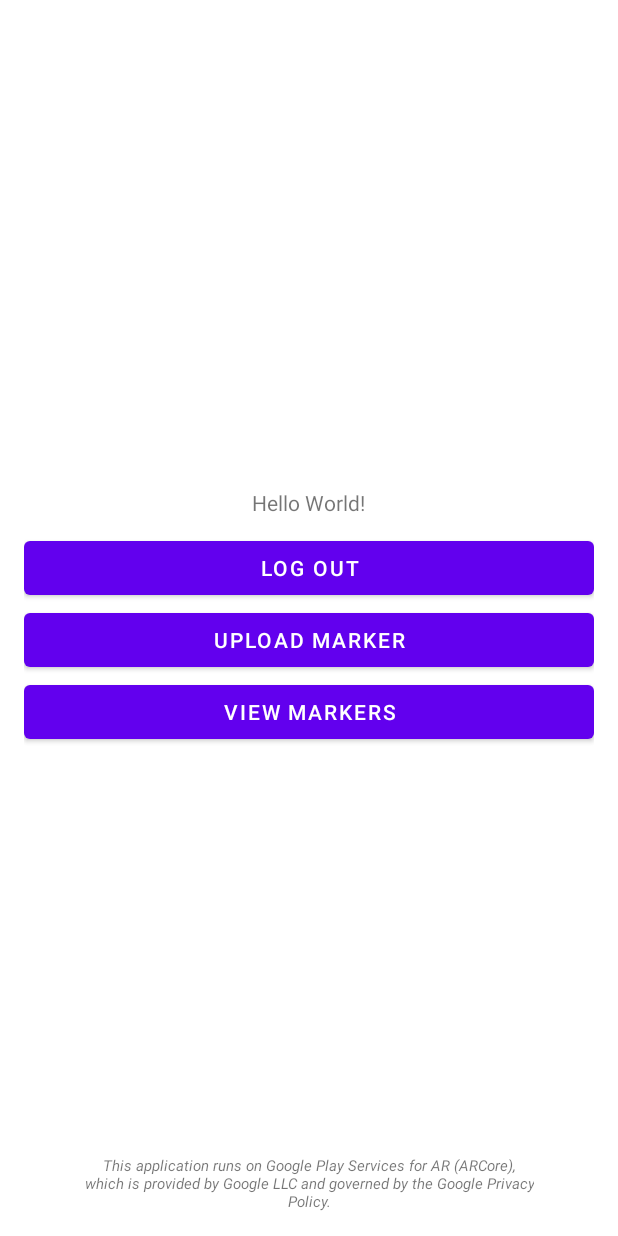
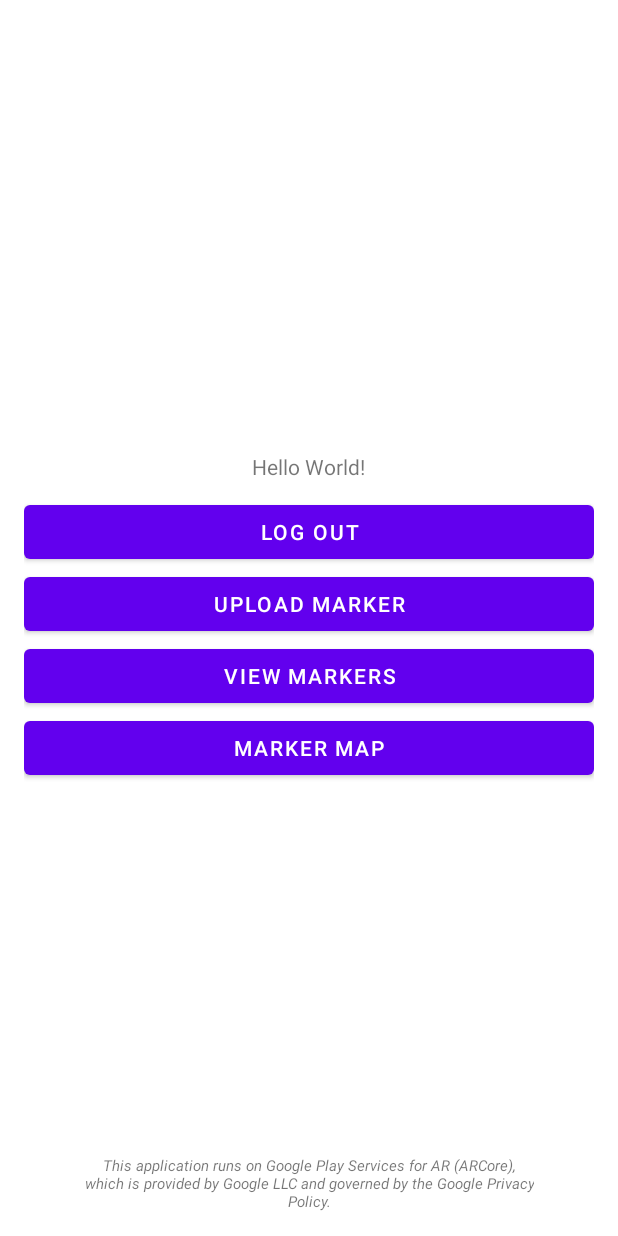
Before and after one commit to pbluc/ARt-Gal, an Android app: the screen it shows after launch once a user with an empty profile is signed in (MainActivity), on a phone screen of 412 x 824 dp. Run offline under Robolectric (Android 15) with nearby library versions, the phone set to English and light mode, and no system bars; our stand-ins replace Firebase (no records; nobody signed in at launch, a user with empty details on screens opened directly); libraries missing offline, so code that uses them is left out: com.google.ar.core; 3 statements that could not run were skipped.

Commit message:
Setup and verify map

```diff
--- a/app/src/main/java/com/fbu/pbluc/artgal/MainActivity.java
+++ b/app/src/main/java/com/fbu/pbluc/artgal/MainActivity.java
@@ -22,6 +22,7 @@ public class MainActivity extends AppCompatActivity {
   private Button btnUploadMarker;
   private Button btnViewMarker;
   private Button btnArView;
+  private Button btnMarkerMap;
 
   @Override
   protected void onCreate(Bundle savedInstanceState) {
@@ -34,36 +35,21 @@ public class MainActivity extends AppCompatActivity {
     btnUploadMarker = findViewById(R.id.btnUploadMarker);
     btnViewMarker = findViewById(R.id.btnViewMarkers);
     btnArView = findViewById(R.id.btnArView);
+    btnMarkerMap = findViewById(R.id.btnMarkerMap);
 
     // Enable AR-related functionality on ARCore supported devices only.
     maybeEnableArButton();
 
-    btnLogout.setOnClickListener(new View.OnClickListener() {
-      @Override
-      public void onClick(View v) {
-        logoutUser();
-      }
-    });
+    btnLogout.setOnClickListener(v -> logoutUser());
 
-    btnUploadMarker.setOnClickListener(new View.OnClickListener() {
-      @Override
-      public void onClick(View v) {
-        goUploadActivity();
-      }
-    });
+    btnUploadMarker.setOnClickListener(v -> goUploadActivity());
 
-    btnViewMarker.setOnClickListener(new View.OnClickListener() {
-      @Override
-      public void onClick(View v) {
-        goMarkersActivity();
-      }
-    });
+    btnViewMarker.setOnClickListener(v -> goMarkersActivity());
 
-    btnArView.setOnClickListener(new View.OnClickListener() {
-      @Override
-      public void onClick(View v) {
-        goArViewActivity();
-      }
+    btnArView.setOnClickListener(v -> goArViewActivity());
+
+    btnMarkerMap.setOnClickListener(v -> {
+      goMarkerMapActivity();
     });
 
   }
@@ -119,6 +105,11 @@ public class MainActivity extends AppCompatActivity {
     finish();
   }
 
+  private void goMarkerMapActivity() {
+    Intent i = new Intent(this, MarkerMapActivity.class);
+    startActivity(i);
+  }
+
   private void logoutUser() {
     FirebaseAuth.getInstance().signOut();
     goLoginActivity();
--- a/app/src/main/res/layout/activity_main.xml
+++ b/app/src/main/res/layout/activity_main.xml
@@ -46,6 +46,13 @@
             android:layout_height="wrap_content"
             android:text="@string/open_ar"
             android:visibility="gone"/>
+
+        <Button
+            android:id="@+id/btnMarkerMap"
+            android:layout_width="match_parent"
+            android:layout_height="wrap_content"
+            android:text="@string/marker_map"/>
+
     </LinearLayout>
 
     <TextView
--- a/app/src/main/res/values/strings.xml
+++ b/app/src/main/res/values/strings.xml
@@ -19,4 +19,5 @@
     <!-- TODO: Remove or change this placeholder text -->
     <string name="hello_blank_fragment">Hello blank fragment</string>
     <string name="google_maps_api_key"> AIzaSyA8saltTu4FA9cR-1dwxIhs1GJo9pncKxM</string>
+    <string name="marker_map">Marker Map</string>
 </resources>
```
Also changed, not shown: app/src/main/AndroidManifest.xml (+17 -12 lines), app/src/main/java/com/fbu/pbluc/artgal/MarkerMapActivity.java (added, +75 -0 lines), app/src/main/res/layout/activity_marker_map.xml (added, +17 -0 lines).
